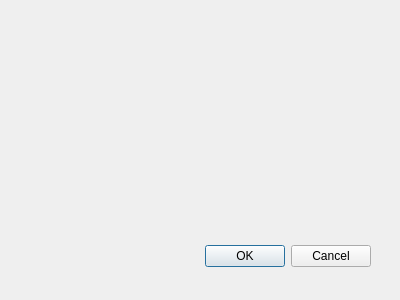
Before: the Qt Designer form ui/sourceswindow.ui in XanderMld/imgbrd-grabber, drawn with Qt 5.
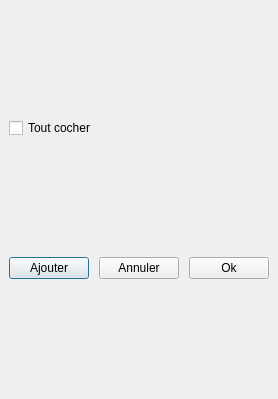
After: the same form once the commit is applied. Icons and pictures are not drawn.

Patch:
```diff
--- a/ui/sourceswindow.ui
+++ b/ui/sourceswindow.ui
@@ -8,29 +8,83 @@
    <rect>
     <x>0</x>
     <y>0</y>
-    <width>400</width>
-    <height>300</height>
+    <width>262</width>
+    <height>399</height>
    </rect>
   </property>
+  <property name="sizePolicy">
+   <sizepolicy hsizetype="Ignored" vsizetype="Preferred">
+    <horstretch>0</horstretch>
+    <verstretch>0</verstretch>
+   </sizepolicy>
+  </property>
   <property name="windowTitle">
    <string>Dialog</string>
   </property>
-  <widget class="QDialogButtonBox" name="buttonBox">
-   <property name="geometry">
-    <rect>
-     <x>30</x>
-     <y>240</y>
-     <width>341</width>
-     <height>32</height>
-    </rect>
+  <property name="windowIcon">
+   <iconset resource="../resources.qrc">
+    <normaloff>:/images/icon.ico</normaloff>:/images/icon.ico</iconset>
+  </property>
+  <layout class="QVBoxLayout" name="verticalLayout_2" stretch="0,1,0">
+   <property name="spacing">
+    <number>10</number>
    </property>
-   <property name="orientation">
-    <enum>Qt::Horizontal</enum>
+   <property name="margin">
+    <number>9</number>
    </property>
-   <property name="standardButtons">
-    <set>QDialogButtonBox::Cancel|QDialogButtonBox::Ok</set>
-   </property>
-  </widget>
+   <item>
+    <widget class="QCheckBox" name="checkBox">
+     <property name="text">
+      <string>Tout cocher</string>
+     </property>
+    </widget>
+   </item>
+   <item>
+    <layout class="QGridLayout" name="gridLayout">
+     <property name="verticalSpacing">
+      <number>0</number>
+     </property>
+    </layout>
+   </item>
+   <item>
+    <layout class="QHBoxLayout" name="horizontalLayout">
+     <item>
+      <spacer name="buttonAdd">
+       <property name="orientation">
+        <enum>Qt::Horizontal</enum>
+       </property>
+       <property name="sizeHint" stdset="0">
+        <size>
+         <width>0</width>
+         <height>0</height>
+        </size>
+       </property>
+      </spacer>
+     </item>
+     <item>
+      <widget class="QPushButton" name="pushButton">
+       <property name="text">
+        <string>Ajouter</string>
+       </property>
+      </widget>
+     </item>
+     <item>
+      <widget class="QPushButton" name="buttonCancel">
+       <property name="text">
+        <string>Annuler</string>
+       </property>
+      </widget>
+     </item>
+     <item>
+      <widget class="QPushButton" name="buttonOk">
+       <property name="text">
+        <string>Ok</string>
+       </property>
+      </widget>
+     </item>
+    </layout>
+   </item>
+  </layout>
  </widget>
  <pixmapfunction/>
  <resources/>
```
Left out of the diff: 95 changed lines with no effect on the pictures.
